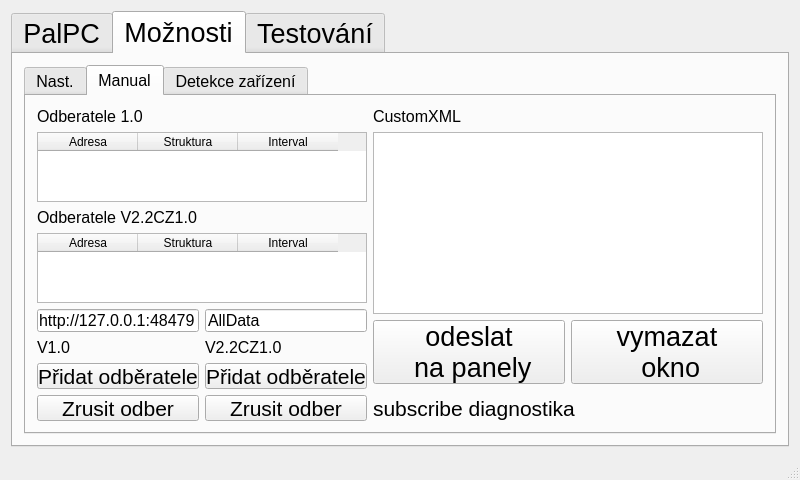
The window that mainwindow.ui (frutabruta/VDV301tester) describes before a commit, drawn with Qt 5.
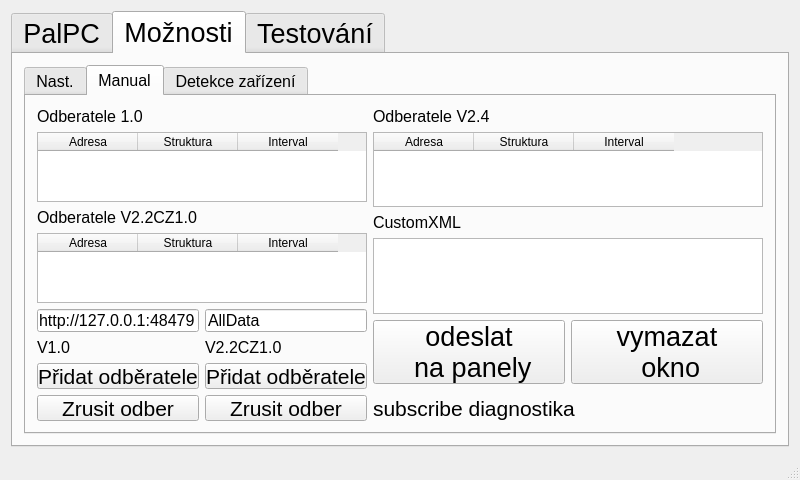
The same window after the commit.

Commit message: v2.4 subscribers table

Patch:
```diff
--- a/mainwindow.ui
+++ b/mainwindow.ui
@@ -3090,6 +3090,32 @@
             </item>
             <item row="8" column="4">
              <layout class="QVBoxLayout" name="verticalLayout_28">
+              <item>
+               <widget class="QLabel" name="label_16">
+                <property name="text">
+                 <string>Odberatele V2.4</string>
+                </property>
+               </widget>
+              </item>
+              <item>
+               <widget class="QTableWidget" name="tableWidget_seznamOdberatelu2_4">
+                <column>
+                 <property name="text">
+                  <string>Adresa</string>
+                 </property>
+                </column>
+                <column>
+                 <property name="text">
+                  <string>Struktura</string>
+                 </property>
+                </column>
+                <column>
+                 <property name="text">
+                  <string>Interval</string>
+                 </property>
+                </column>
+               </widget>
+              </item>
               <item>
                <widget class="QLabel" name="label_10">
                 <property name="text">
```
Left out of the diff: 4 changed lines with no effect on the pictures. The commit also changes 8 other files.
